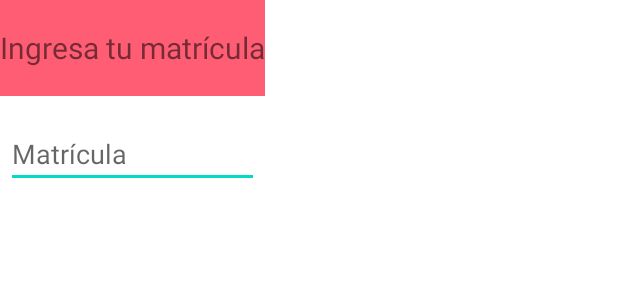
After one commit to Andy0914/MineraGps, an Android app: the layout dialog_matricula.xml on its own in the app's theme, with its tools: preview values and no code run, on a phone screen of 412 x 824 dp. The commit adds this screen. Shown: the top 300 px of the screen. Run offline under Robolectric (Android 15) with nearby library versions, the phone set to English and light mode, and no system bars.

Commit message:
matricula actualizada

```diff
--- a/app/src/main/res/layout/activity_reportar_material.xml
+++ b/app/src/main/res/layout/activity_reportar_material.xml
@@ -36,7 +36,8 @@
         android:layout_marginEnd="100dp"
         android:ems="10"
         android:hint="Matricula"
-        android:inputType="text" />
+        android:editable="false"
+        android:inputType="none" />
 
     <EditText
         android:id="@+id/editTextCantidad"
--- /dev/null
+++ b/app/src/main/res/layout/dialog_matricula.xml
@@ -0,0 +1,26 @@
+<?xml version="1.0" encoding="utf-8"?>
+<LinearLayout xmlns:android="http://schemas.android.com/apk/res/android"
+    android:orientation="vertical"
+    android:layout_width="wrap_content"
+    android:layout_height="wrap_content">
+
+    <TextView
+        android:id="@+id/titulo"
+        android:layout_width="match_parent"
+        android:layout_height="64dp"
+        android:background="@color/pink"
+        android:gravity="center"
+        android:scaleType="center"
+        android:text="Ingresa tu matrícula"
+        android:textSize="20dp"/>
+    <EditText
+        android:id="@+id/matricula"
+        android:inputType="textEmailAddress"
+        android:layout_width="match_parent"
+        android:layout_height="match_parent"
+        android:layout_marginTop="16dp"
+        android:layout_marginLeft="4dp"
+        android:layout_marginRight="4dp"
+        android:layout_marginBottom="4dp"
+        android:hint="Matrícula" />
+</LinearLayout>
```
Also changed, not shown: app/src/main/java/urias/andres/minera_gps/MainActivity.kt (+44 -19 lines), app/src/main/java/urias/andres/minera_gps/ReportarMaterialActivity.kt (+5 -12 lines).
